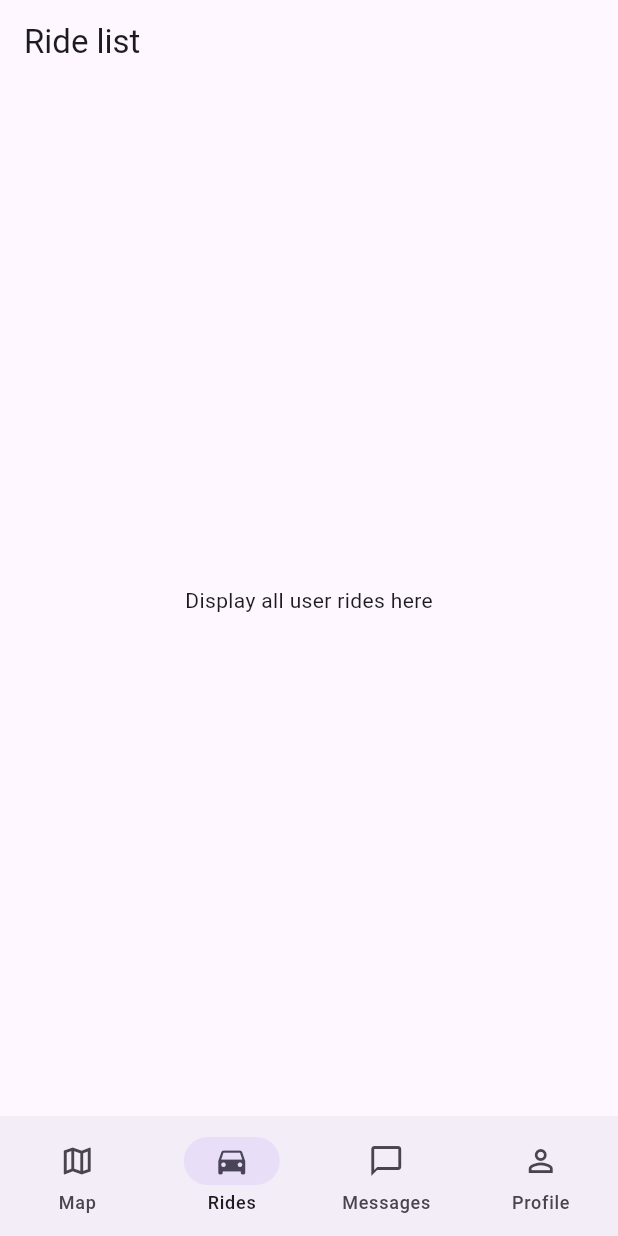
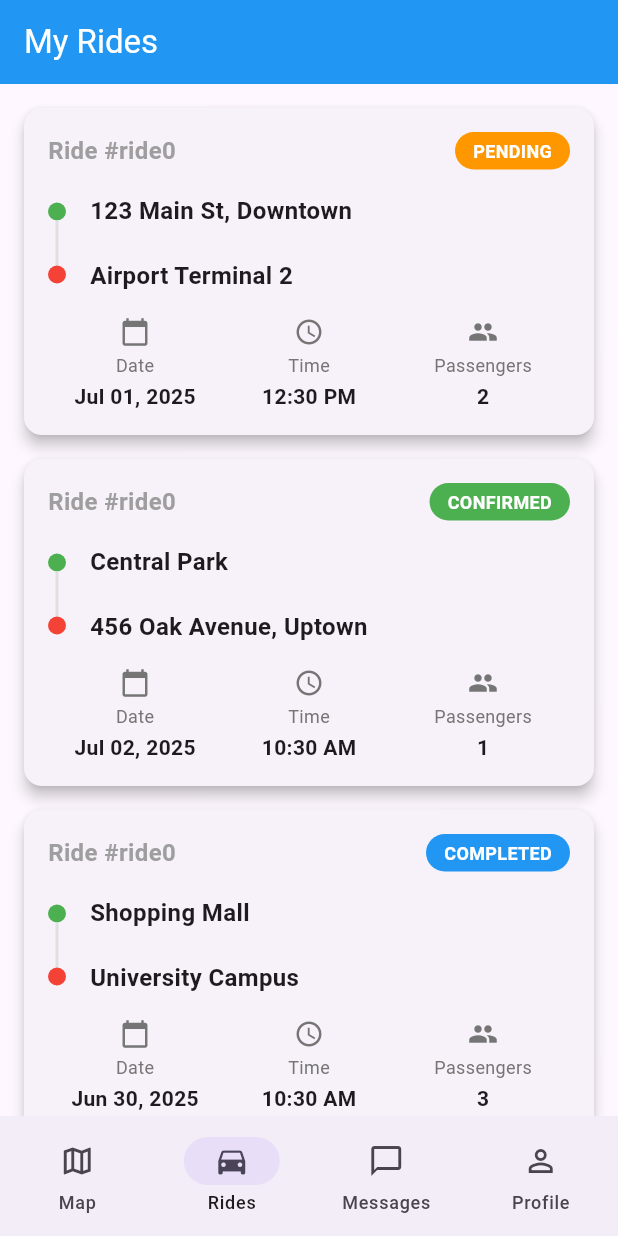
Before and after one commit to AhnafulH/StUber, a Flutter app: the screen it shows after launch, item 2 of the bottom bar chosen, on a phone screen of 412 x 824 dp. Run offline on Flutter 3.47's test engine with Material 3 defaults, Android fonts, the phone set to English and light mode, and no system bars; our stand-ins replace animated_toggle_switch, flutter_dotenv, geolocator, google_maps_flutter, supabase_flutter; accounts and stored records are empty.

Commit message:
Added ride card to to main screen

```diff
--- a/stuber/lib/features/ride_display/presentation/ride_list.dart
+++ b/stuber/lib/features/ride_display/presentation/ride_list.dart
@@ -1,16 +1,145 @@
 import 'package:flutter/material.dart';
+import 'package:stuber/features/ride_display/presentation/ride_model.dart';
+import 'package:stuber/features/ride_display/presentation/ride_card.dart';
+
 
 class RideList extends StatelessWidget {
   const RideList({Key? key}) : super(key: key);
 
   @override
   Widget build(BuildContext context) {
+    // Sample data - replace with your actual data source
+    final List<Ride> rides = [
+      Ride(
+        id: 'ride001',
+        startLocation: '123 Main St, Downtown',
+        destination: 'Airport Terminal 2',
+        numberOfPassengers: 2,
+        dateTime: DateTime.now().add(const Duration(hours: 2)),
+        status: 'pending',
+      ),
+      Ride(
+        id: 'ride002',
+        startLocation: 'Central Park',
+        destination: '456 Oak Avenue, Uptown',
+        numberOfPassengers: 1,
+        dateTime: DateTime.now().add(const Duration(days: 1)),
+        status: 'confirmed',
+      ),
+      Ride(
+        id: 'ride003',
+        startLocation: 'Shopping Mall',
+        destination: 'University Campus',
+        numberOfPassengers: 3,
+        dateTime: DateTime.now().subtract(const Duration(days: 1)),
+        status: 'completed',
+      ),
+    ];
+
     return Scaffold(
       appBar: AppBar(
-        title: const Text('Ride list'),
+        title: const Text('My Rides'),
+        backgroundColor: Colors.blue,
+        foregroundColor: Colors.white,
       ),
-      body: const Center(
-        child: Text('Display all user rides here'),
+      body: rides.isEmpty
+          ? const Center(
+              child: Column(
+                mainAxisAlignment: MainAxisAlignment.center,
+                children: [
+                  Icon(
+                    Icons.directions_car,
+                    size: 64,
+                    color: Colors.grey,
+                  ),
+                  SizedBox(height: 16),
+                  Text(
+                    'No rides found',
+                    style: TextStyle(
+                      fontSize: 18,
+                      color: Colors.grey,
+                    ),
+                  ),
+                  SizedBox(height: 8),
+                  Text(
+                    'Book your first ride to get started!',
+                    style: TextStyle(
+                      fontSize: 14,
+                      color: Colors.grey,
+                    ),
+                  ),
+                ],
+              ),
+            )
+          : ListView.builder(
+              padding: const EdgeInsets.symmetric(vertical: 8),
+              itemCount: rides.length,
+              itemBuilder: (context, index) {
+                return RideCard(
+                  ride: rides[index],
+                  onTap: () {
+                    // Navigate to ride details or show more options
+                    _showRideOptions(context, rides[index]);
+                  },
+                );
+              },
+            ),
+    );
+  }
+
+  void _showRideOptions(BuildContext context, Ride ride) {
+    showModalBottomSheet(
+      context: context,
+      shape: const RoundedRectangleBorder(
+        borderRadius: BorderRadius.vertical(top: Radius.circular(20)),
+      ),
+      builder: (context) => Container(
+        padding: const EdgeInsets.all(20),
+        child: Column(
+          mainAxisSize: MainAxisSize.min,
+          children: [
+            Container(
+              width: 40,
+              height: 4,
+              decoration: BoxDecoration(
+                color: Colors.grey.shade300,
+                borderRadius: BorderRadius.circular(2),
+              ),
+            ),
+            const SizedBox(height: 20),
+            Text(
+              'Ride Options',
+              style: Theme.of(context).textTheme.headlineSmall,
+            ),
+            const SizedBox(height: 20),
+            ListTile(
+              leading: const Icon(Icons.info),
+              title: const Text('View Details'),
+              onTap: () {
+                Navigator.pop(context);
+                // Navigate to detailed view
+              },
+            ),
+            ListTile(
+              leading: const Icon(Icons.edit),
+              title: const Text('Edit Ride'),
+              onTap: () {
+                Navigator.pop(context);
+                // Navigate to edit form
+              },
+            ),
+            ListTile(
+              leading: const Icon(Icons.cancel),
+              title: const Text('Cancel Ride'),
+              textColor: Colors.red,
+              iconColor: Colors.red,
+              onTap: () {
+                Navigator.pop(context);
+                // Show confirmation dialog
+              },
+            ),
+          ],
+        ),
       ),
     );
   }
```
